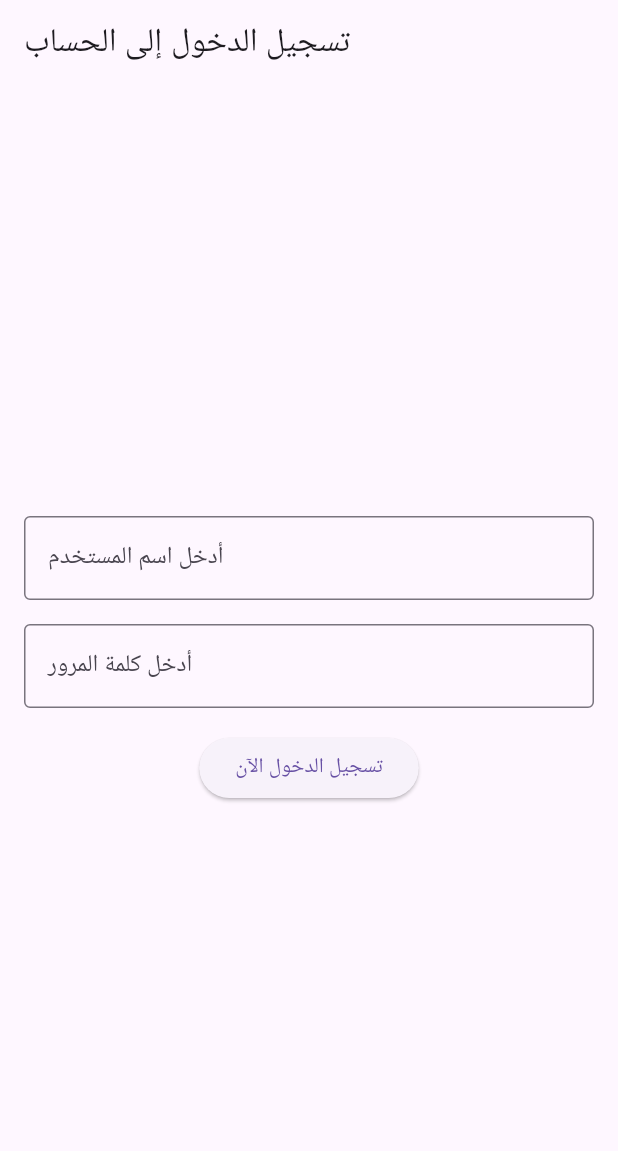
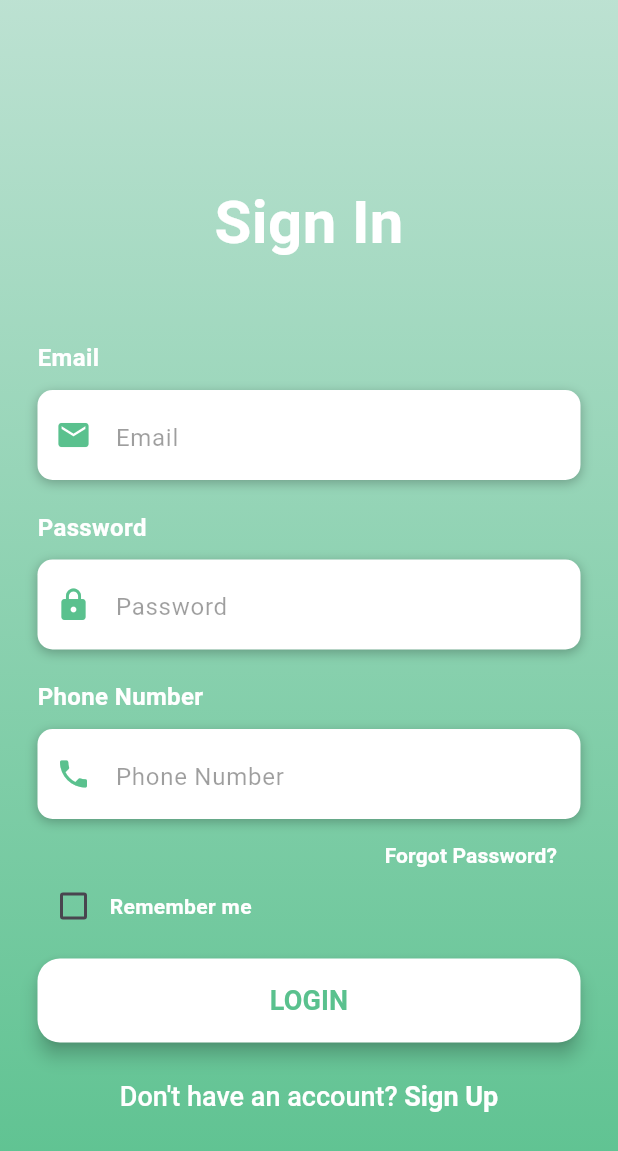
Before and after one commit to basmalaalasbhi/App1, a Flutter app: the screen it shows after launch, on a phone screen of 412 x 824 dp. Shown: the top 1151 px of the screen. Run offline on Flutter 3.47's test engine with Material 3 defaults, Android fonts, the phone set to English and light mode, and no system bars.

Commit message:
Updated login screen with phone number field

```diff
--- /dev/null
+++ b/lib/loginScreen.dart
@@ -0,0 +1,403 @@
+import 'package:flutter/material.dart';
+import 'package:flutter/services.dart';
+
+void main() => runApp(MyApp());
+
+class MyApp extends StatelessWidget {
+  @override
+  Widget build(BuildContext context) {
+    return MaterialApp(
+      home: loginScreenbasmala(),
+    );
+  }
+}
+
+class loginScreenbasmala extends StatefulWidget {
+  @override
+  _loginScreenState createState() => _loginScreenState();
+}
+
+class _loginScreenState extends State<loginScreenbasmala> {
+  bool isRememberMe = false;
+  final TextEditingController emailController = TextEditingController();
+  final TextEditingController passwordController = TextEditingController();
+  final TextEditingController phoneController = TextEditingController();
+
+
+  Widget buildEmail() {
+    return Column(
+      crossAxisAlignment: CrossAxisAlignment.start,
+      children: <Widget>[
+        Text(
+          'Email',
+          style: TextStyle(
+              color: Colors.white,
+              fontSize: 16,
+              fontWeight: FontWeight.bold
+          ),
+        ),
+        SizedBox(height: 10),
+        Container(
+          alignment: Alignment.centerLeft,
+          decoration: BoxDecoration(
+              color: Colors.white,
+              borderRadius: BorderRadius.circular(10),
+              boxShadow: [
+                BoxShadow(
+                    color: Colors.black26,
+                    blurRadius: 6,
+                    offset: Offset(0, 2)
+                )
+              ]
+          ),
+          height: 60,
+          child: TextField(
+            controller: emailController,
+            keyboardType: TextInputType.emailAddress,
+            style: TextStyle(
+              color: Colors.black87,
+            ),
+            decoration: InputDecoration(
+                border: InputBorder.none,
+                contentPadding: EdgeInsets.only(top: 14),
+                prefixIcon: Icon(
+                    Icons.email,
+                    color: Color(0xff5ac18e)
+                ),
+                hintText: 'Email',
+                hintStyle: TextStyle(
+                  color: Colors.black38,
+                )
+            ),
+          ),
+        )
+      ],
+    );
+  }
+
+
+  Widget buildPassword() {
+    return Column(
+      crossAxisAlignment: CrossAxisAlignment.start,
+      children: <Widget>[
+        Text(
+          'Password',
+          style: TextStyle(
+              color: Colors.white,
+              fontSize: 16,
+              fontWeight: FontWeight.bold
+          ),
+        ),
+        SizedBox(height: 10),
+        Container(
+          alignment: Alignment.centerLeft,
+          decoration: BoxDecoration(
+              color: Colors.white,
+              borderRadius: BorderRadius.circular(10),
+              boxShadow: [
+                BoxShadow(
+                    color: Colors.black26,
+                    blurRadius: 6,
+                    offset: Offset(0, 2)
+                )
+              ]
+          ),
+          height: 60,
+          child: TextField(
+            controller: passwordController,
+            obscureText: true,
+            style: TextStyle(
+              color: Colors.black87,
+            ),
+            decoration: InputDecoration(
+                border: InputBorder.none,
+                contentPadding: EdgeInsets.only(top: 14),
+                prefixIcon: Icon(
+                    Icons.lock,
+                    color: Color(0xff5ac18e)
+                ),
+                hintText: 'Password',
+                hintStyle: TextStyle(
+                  color: Colors.black38,
+                )
+            ),
+          ),
+        )
+      ],
+    );
+  }
+
+
+  Widget buildPhoneNumber() {
+    return Column(
+      crossAxisAlignment: CrossAxisAlignment.start,
+      children: <Widget>[
+        Text(
+          'Phone Number',
+          style: TextStyle(
+              color: Colors.white,
+              fontSize: 16,
+              fontWeight: FontWeight.bold
+          ),
+        ),
+        SizedBox(height: 10),
+        Container(
+          alignment: Alignment.centerLeft,
+          decoration: BoxDecoration(
+              color: Colors.white,
+              borderRadius: BorderRadius.circular(10),
+              boxShadow: [
+                BoxShadow(
+                    color: Colors.black26,
+                    blurRadius: 6,
+                    offset: Offset(0, 2)
+                )
+              ]
+          ),
+          height: 60,
+          child: TextField(
+            controller: phoneController,
+            keyboardType: TextInputType.number, // فقط أرقام
+            style: TextStyle(
+              color: Colors.black87,
+            ),
+            decoration: InputDecoration(
+                border: InputBorder.none,
+                contentPadding: EdgeInsets.only(top: 14),
+                prefixIcon: Icon(
+                    Icons.phone,
+                    color: Color(0xff5ac18e)
+                ),
+                hintText: 'Phone Number',
+                hintStyle: TextStyle(
+                  color: Colors.black38,
+                )
+            ),
+          ),
+        )
+      ],
+    );
+  }
+
+  Widget buildForgotPassBtn() {
+    return Container(
+      alignment: Alignment.centerRight,
+      child: TextButton(
+        onPressed: () => print("Forgot Password pressed"),
+        child: Text(
+          'Forgot Password? ',
+          style: TextStyle(
+            color: Colors.white,
+            fontWeight: FontWeight.bold,
+          ),
+        ),
+      ),
+    );
+  }
+
+
+  Widget buildRememberCb() {
+    return Container(
+      height: 20,
+      child: Row(
+        children: <Widget>[
+          Theme(
+            data: ThemeData(unselectedWidgetColor: Colors.white),
+            child: Checkbox(
+              value: isRememberMe,
+              checkColor: Colors.green,
+              activeColor: Colors.white,
+              onChanged: (bool? value) {
+                setState(() {
+                  isRememberMe = value ?? false;
+                });
+              },
+            ),
+          ),
+          Text(
+            'Remember me',
+            style: TextStyle(
+                color: Colors.white,
+                fontWeight: FontWeight.bold
+            ),
+          )
+        ],
+      ),
+    );
+  }
+
+
+  Widget buildLoginBtn() {
+    return Container(
+      padding: EdgeInsets.symmetric(vertical: 25),
+      width: double.infinity,
+      child: ElevatedButton(
+        onPressed: () {
+
+          String email = emailController.text;
+          String password = passwordController.text;
+          String phone = phoneController.text;
+
+
+          Navigator.push(
+            context,
+            MaterialPageRoute(
+              builder: (context) => DisplayScreen(
+                email: email,
+                password: password,
+                phone: phone,
+              ),
+            ),
+          );
+        },
+        style: ElevatedButton.styleFrom(
+          backgroundColor: Colors.white,
+          foregroundColor: Color(0xff5ac18e),
+          padding: EdgeInsets.all(15),
+          shape: RoundedRectangleBorder(borderRadius: BorderRadius.circular(15)),
+          elevation: 5,
+        ),
+        child: Text(
+          'LOGIN',
+          style: TextStyle(
+              fontSize: 18,
+              fontWeight: FontWeight.bold
+          ),
+        ),
+      ),
+    );
+  }
+
+
+  Widget buildSignUpBtn() {
+    return GestureDetector(
+      onTap: () => print("Sign Up Pressed"),
+      child: RichText(
+        text: TextSpan(
+            children: [
+              TextSpan(
+                text: 'Don\'t have an account? ',
+                style: TextStyle(
+                    color: Colors.white,
+                    fontSize: 18,
+                    fontWeight: FontWeight.w500
+                ),
+              ),
+              TextSpan(
+                text: 'Sign Up',
+                style: TextStyle(
+                    color: Colors.white,
+                    fontSize: 18,
+                    fontWeight: FontWeight.bold
+                ),
+              )
+            ]
+        ),
+      ),
+    );
+  }
+
+
+  @override
+  Widget build(BuildContext context) {
+    return Scaffold(
+      body: AnnotatedRegion<SystemUiOverlayStyle>(
+        value: SystemUiOverlayStyle.light,
+        child: GestureDetector(
+          child: Stack(
+            children: <Widget>[
+              Container(
+                height: double.infinity,
+                width: double.infinity,
+                decoration: BoxDecoration(
+                    gradient: LinearGradient(
+                        begin: Alignment.topCenter,
+                        end: Alignment.bottomCenter,
+                        colors: [
+                          Color(0x665ac18e),
+                          Color(0x995ac18e),
+                          Color(0xcc5ac18e),
+                          Color(0xff5ac18e),
+                        ]
+                    )
+                ),
+                child: SingleChildScrollView(
+                  physics: AlwaysScrollableScrollPhysics(),
+                  padding: EdgeInsets.symmetric(
+                      horizontal: 25,
+                      vertical: 120
+                  ),
+                  child: Column(
+                    mainAxisAlignment: MainAxisAlignment.center,
+                    children: <Widget>[
+                      Text(
+                        'Sign In',
+                        style: TextStyle(
+                            color: Colors.white,
+                            fontSize: 40,
+                            fontWeight: FontWeight.bold
+                        ),
+                      ),
+                      SizedBox(height: 50),
+                      buildEmail(),
+                      SizedBox(height: 20),
+                      buildPassword(),
+                      SizedBox(height: 20),
+                      buildPhoneNumber(),
+                      buildForgotPassBtn(),
+                      buildRememberCb(),
+                      buildLoginBtn(),
+                      buildSignUpBtn(),
+                    ],
+                  ),
+                ),
+              )
+            ],
+          ),
+        ),
+      ),
+    );
+  }
+}
+
+
+class DisplayScreen extends StatelessWidget {
+  final String email;
+  final String password;
+  final String phone;
+
+
+  DisplayScreen({required this.email, required this.password, required this.phone});
+
+  @override
+  Widget build(BuildContext context) {
+    return Scaffold(
+      appBar: AppBar(
+        title: Text("Entered Information"),
+        backgroundColor: Color(0xff5ac18e),
+      ),
+      body: Padding(
+        padding: EdgeInsets.all(20),
+        child: Column(
+          crossAxisAlignment: CrossAxisAlignment.start,
+          children: <Widget>[
+            Text(
+              'Email: $email',
+              style: TextStyle(fontSize: 18),
+            ),
+            SizedBox(height: 10),
+            Text(
+              'Password: $password',
+              style: TextStyle(fontSize: 18),
+            ),
+            SizedBox(height: 10),
+            Text(
+              'Phone Number: $phone',
+              style: TextStyle(fontSize: 18),
+            ),
+          ],
+        ),
+      ),
+    );
+  }
+}
--- a/lib/main.dart
+++ b/lib/main.dart
@@ -1,67 +1,15 @@
 import 'package:flutter/material.dart';
-
+import 'loginScreen.dart';
 void main() {
-  runApp(basmala());
+  runApp(MyAppbasmala());
 }
 
-class basmala extends StatelessWidget {
+class MyAppbasmala extends StatelessWidget {
   @override
   Widget build(BuildContext context) {
     return MaterialApp(
-      title: 'واجهة تسجيل الدخول',
-      home: LoginScreenbasmala(),
+      debugShowCheckedModeBanner: false,
+     home: loginScreenbasmala(),
     );
   }
 }
-
-class LoginScreenbasmala extends StatefulWidget {
-  @override
-  _LoginScreenStatebasmala createState() => _LoginScreenStatebasmala();
-}
-
-class _LoginScreenStatebasmala extends State<LoginScreenbasmala> {
-  final TextEditingController _userController = TextEditingController();
-  final TextEditingController _passController = TextEditingController();
-
-  @override
-  Widget build(BuildContext context) {
-    return Scaffold(
-      appBar: AppBar(
-        title: Text('تسجيل الدخول إلى الحساب'),
-      ),
-      body: Padding(
-        padding: const EdgeInsets.all(16.0),
-        child: Column(
-          mainAxisAlignment: MainAxisAlignment.center,
-          children: <Widget>[
-            TextField(
-              controller: _userController,
-              decoration: InputDecoration(
-                labelText: 'أدخل اسم المستخدم',
-                border: OutlineInputBorder(),
-              ),
-            ),
-            SizedBox(height: 16.0),
-            TextField(
-              controller: _passController,
-              decoration: InputDecoration(
-                labelText: 'أدخل كلمة المرور',
-                border: OutlineInputBorder(),
-              ),
-              obscureText: true,
-            ),
-            SizedBox(height: 16.0),
-            ElevatedButton(
-              onPressed: () {
-                // هنا يمكنك إضافة منطق تسجيل الدخول
-                print('اسم المستخدم: ${_userController.text}');
-                print('كلمة المرور: ${_passController.text}');
-              },
-              child: Text('تسجيل الدخول الآن'),
-            ),
-          ],
-        ),
-      ),
-    );
-  }
-}
```
